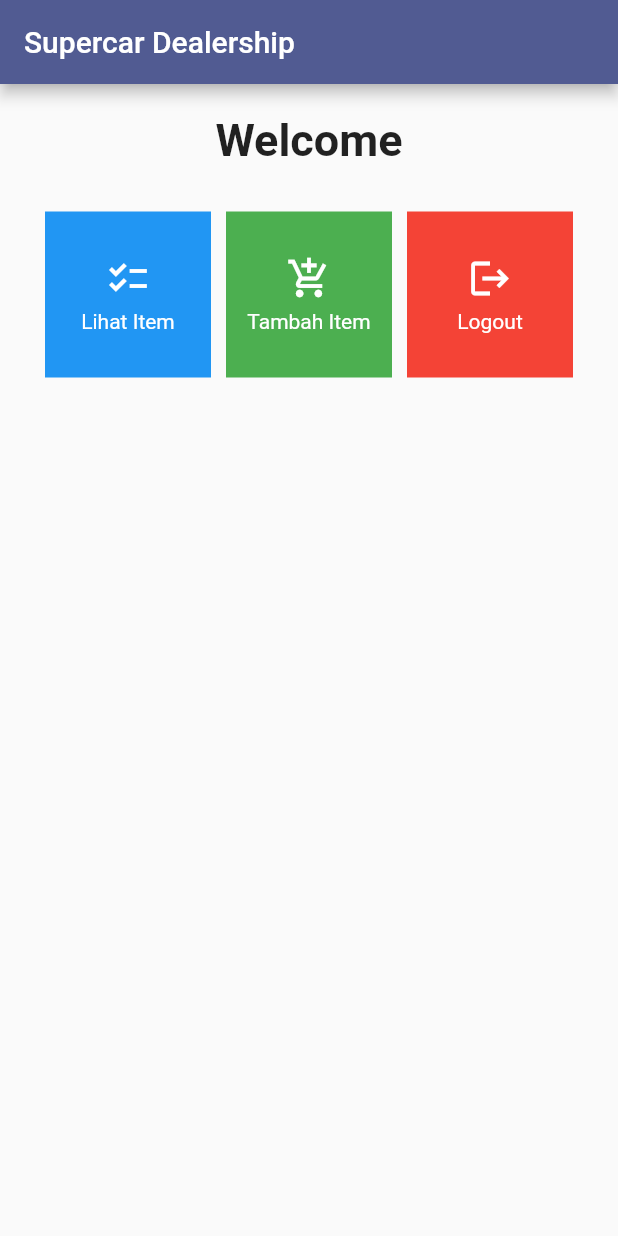
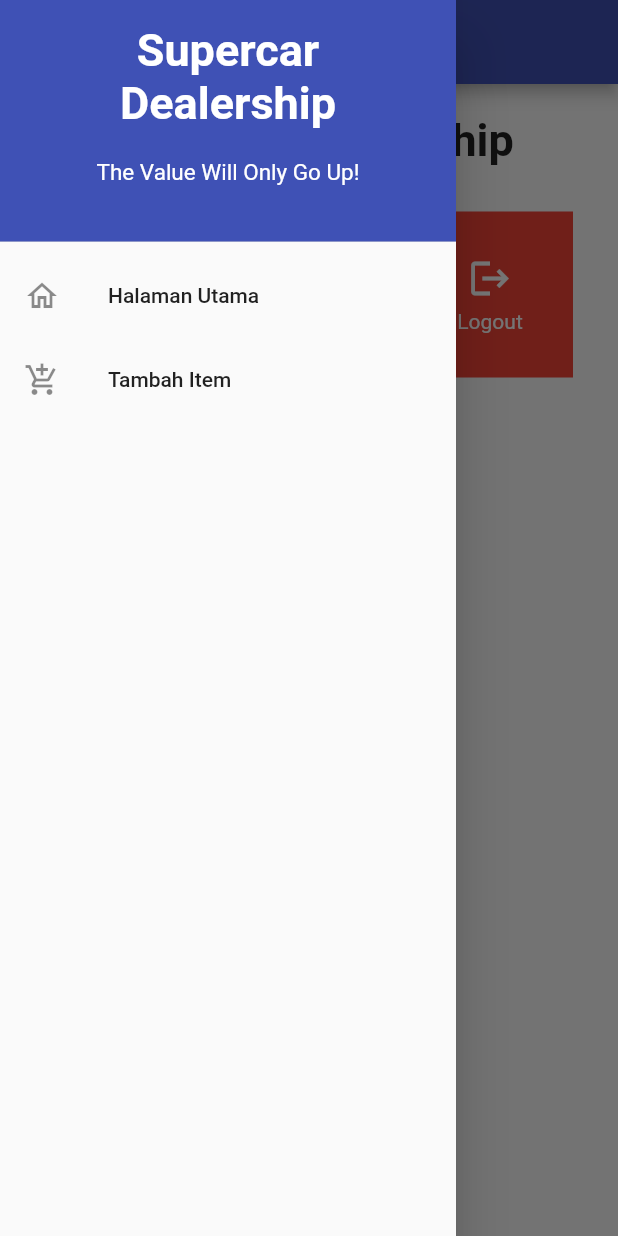
Before and after one commit to kimiagastya/inventoire-flutter, a Flutter app: the screen it shows after launch, with the side drawer open (before the commit the screen has no drawer), on a phone screen of 412 x 824 dp. Run offline on Flutter 3.47's test engine with Material 2 defaults, Android fonts, the phone set to English and light mode, and no system bars.

Commit message:
TUGAS 8 Done

```diff
--- a/lib/main.dart
+++ b/lib/main.dart
@@ -1,5 +1,5 @@
 import 'package:flutter/material.dart';
-import 'package:inventoire/menu.dart';
+import 'package:inventoire/screens/menu.dart';
 
 void main() {
   runApp(const MyApp());
--- a/lib/menu.dart
+++ b/lib/screens/menu.dart
@@ -1,4 +1,7 @@
 import 'package:flutter/material.dart';
+import 'package:inventoire/widgets/left_drawer.dart';
+import 'package:inventoire/widgets/shop_card.dart';
+
 
 class MyHomePage extends StatelessWidget {
   MyHomePage({Key? key}) : super(key: key);
@@ -15,7 +18,11 @@ class MyHomePage extends StatelessWidget {
         title: const Text(
           'Supercar Dealership',
         ),
+        backgroundColor: Colors.indigo,
+        foregroundColor: Colors.white,
       ),
+      // Masukkan drawer sebagai parameter nilai drawer dari widget Scaffold
+      drawer: const LeftDrawer(),
       body: SingleChildScrollView(
         // Widget wrapper yang dapat discroll
         child: Padding(
@@ -27,7 +34,7 @@ class MyHomePage extends StatelessWidget {
                 padding: EdgeInsets.only(top: 10.0, bottom: 10.0),
                 // Widget Text untuk menampilkan tulisan dengan alignment center dan style yang sesuai
                 child: Text(
-                  'Welcome', // Text yang menandakan toko
+                  'Supercar Dealership', // Text yang menandakan toko
                   textAlign: TextAlign.center,
                   style: TextStyle(
                     fontSize: 30,
@@ -56,56 +63,3 @@ class MyHomePage extends StatelessWidget {
     );
     }
 }
-
-class ShopCard extends StatelessWidget {
-  final ShopItem item;
-
-  const ShopCard(this.item, {super.key}); // Constructor
-
-  @override
-  Widget build(BuildContext context) {
-    return Material(
-      color: item.color,
-      child: InkWell(
-        // Area responsive terhadap sentuhan
-        onTap: () {
-          // Memunculkan SnackBar ketika diklik
-          ScaffoldMessenger.of(context)
-            ..hideCurrentSnackBar()
-            ..showSnackBar(SnackBar(
-                content: Text("Kamu telah menekan tombol ${item.name}!")));
-        },
-        child: Container(
-          // Container untuk menyimpan Icon dan Text
-          padding: const EdgeInsets.all(8),
-          child: Center(
-            child: Column(
-              mainAxisAlignment: MainAxisAlignment.center,
-              children: [
-                Icon(
-                  item.icon,
-                  color: Colors.white,
-                  size: 30.0,
-                ),
-                const Padding(padding: EdgeInsets.all(3)),
-                Text(
-                  item.name,
-                  textAlign: TextAlign.center,
-                  style: const TextStyle(color: Colors.white),
-                ),
-              ],
-            ),
-          ),
-        ),
-      ),
-    );
-  }
-}
-
-class ShopItem {
-  final String name;
-  final IconData icon;
-  final Color color;
-
-  ShopItem(this.name, this.icon, this.color);
-}
--- /dev/null
+++ b/lib/widgets/left_drawer.dart
@@ -0,0 +1,61 @@
+import 'package:flutter/material.dart';
+import 'package:inventoire/screens/menu.dart';
+import 'package:inventoire/screens/shoplist_form.dart';
+
+class LeftDrawer extends StatelessWidget {
+  const LeftDrawer({super.key});
+
+  @override
+  Widget build(BuildContext context) {
+    return Drawer(
+      child: ListView(
+        children: [
+          DrawerHeader(
+            decoration: BoxDecoration(
+              color: Colors.indigo,
+            ),
+            child: Column(
+              children: [
+                Text(
+                  'Supercar Dealership',
+                  textAlign: TextAlign.center,
+                  style: TextStyle(
+                    fontSize: 30,
+                    fontWeight: FontWeight.bold,
+                    color: Colors.white,
+                  ),
+                ),
+                Padding(padding: EdgeInsets.all(10)),
+                Text("The Value Will Only Go Up!", style: TextStyle(fontSize: 15, color: Colors.white, fontWeight: FontWeight.normal,),
+                  textAlign: TextAlign.center, // To add center alignment
+                    ),
+              ],
+            ),
+
+          ),
+          ListTile(
+            leading: const Icon(Icons.home_outlined),
+            title: const Text('Halaman Utama'),
+            // Bagian redirection ke MyHomePage
+            onTap: () {
+              Navigator.pushReplacement(
+                  context,
+                  MaterialPageRoute(
+                    builder: (context) => MyHomePage(),
+                  ));
+            },
+          ),
+          ListTile(
+            leading: const Icon(Icons.add_shopping_cart),
+            title: const Text('Tambah Item'),
+            // Bagian redirection ke ShopFormPage
+            onTap: () {
+              Navigator.push(context,
+              MaterialPageRoute(builder: (context) => const ShopFormPage()));
+            },
+          ),
+        ],
+      ),
+    );
+  }
+}
--- /dev/null
+++ b/lib/widgets/shop_card.dart
@@ -0,0 +1,60 @@
+import 'package:flutter/material.dart';
+import 'package:inventoire/screens/shoplist_form.dart';
+class ShopCard extends StatelessWidget {
+  final ShopItem item;
+
+  const ShopCard(this.item, {super.key}); // Constructor
+
+  @override
+  Widget build(BuildContext context) {
+    return Material(
+      color: item.color,
+      child: InkWell(
+        // Area responsive terhadap sentuhan
+        onTap: () {
+          // Memunculkan SnackBar ketika diklik
+          ScaffoldMessenger.of(context)
+            ..hideCurrentSnackBar()
+            ..showSnackBar(SnackBar(
+                content: Text("Kamu telah menekan tombol ${item.name}!")));
+
+            // Navigate ke route yang sesuai (tergantung jenis tombol)
+            if (item.name == "Tambah Item") {
+                Navigator.push(context,
+                    MaterialPageRoute(builder: (context) => const ShopFormPage()));
+            }
+        },
+        child: Container(
+          // Container untuk menyimpan Icon dan Text
+          padding: const EdgeInsets.all(8),
+          child: Center(
+            child: Column(
+              mainAxisAlignment: MainAxisAlignment.center,
+              children: [
+                Icon(
+                  item.icon,
+                  color: Colors.white,
+                  size: 30.0,
+                ),
+                const Padding(padding: EdgeInsets.all(3)),
+                Text(
+                  item.name,
+                  textAlign: TextAlign.center,
+                  style: const TextStyle(color: Colors.white),
+                ),
+              ],
+            ),
+          ),
+        ),
+      ),
+    );
+  }
+}
+
+class ShopItem {
+  final String name;
+  final IconData icon;
+  final Color color;
+
+  ShopItem(this.name, this.icon, this.color);
+}
```
Also changed, not shown: lib/screens/shoplist_form.dart (added, +161 -0 lines), 1 other file.
